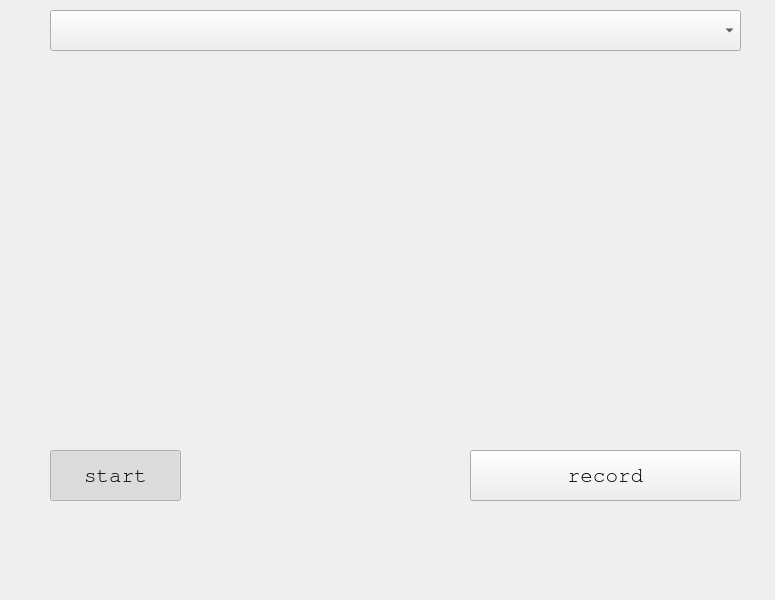
valvals/uv, file main_window.ui: the form before one commit.
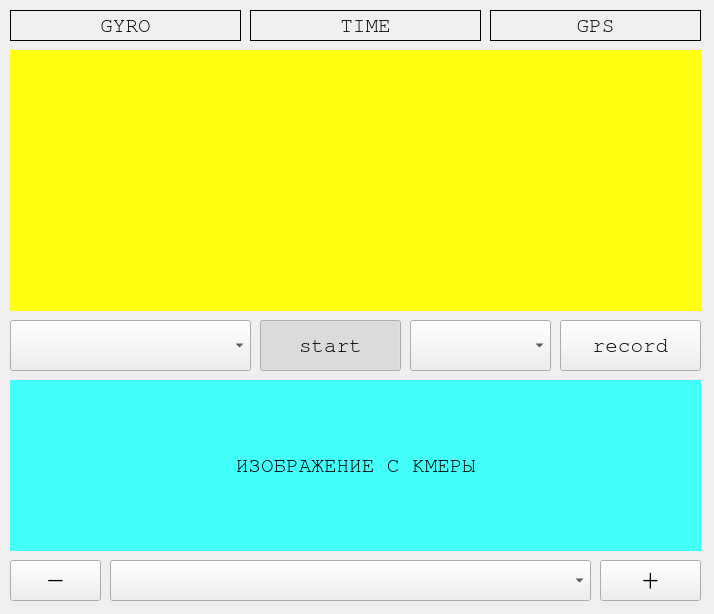
The form after the commit. Custom widgets are drawn as their Qt base class.

```diff
--- a/main_window.ui
+++ b/main_window.ui
@@ -6,8 +6,8 @@
    <rect>
     <x>0</x>
     <y>0</y>
-    <width>775</width>
-    <height>600</height>
+    <width>714</width>
+    <height>614</height>
    </rect>
   </property>
   <property name="font">
@@ -23,9 +23,9 @@
    <widget class="QPushButton" name="pushButton_spectr">
     <property name="geometry">
      <rect>
-      <x>50</x>
-      <y>450</y>
-      <width>131</width>
+      <x>260</x>
+      <y>320</y>
+      <width>141</width>
       <height>51</height>
      </rect>
     </property>
@@ -42,34 +42,178 @@
    <widget class="QCustomPlot" name="widget_plot" native="true">
     <property name="geometry">
      <rect>
-      <x>50</x>
-      <y>70</y>
+      <x>10</x>
+      <y>50</y>
       <width>691</width>
-      <height>361</height>
+      <height>261</height>
      </rect>
     </property>
-   </widget>
-   <widget class="QComboBox" name="comboBox_expositions">
-    <property name="geometry">
-     <rect>
-      <x>50</x>
-      <y>10</y>
-      <width>691</width>
-      <height>41</height>
-     </rect>
+    <property name="styleSheet">
+     <string notr="true">background-color: rgb(255, 255, 17);</string>
     </property>
    </widget>
    <widget class="QPushButton" name="pushButton_record">
     <property name="geometry">
      <rect>
-      <x>470</x>
-      <y>450</y>
-      <width>271</width>
+      <x>560</x>
+      <y>320</y>
+      <width>141</width>
       <height>51</height>
      </rect>
     </property>
     <property name="text">
      <string>record</string>
+    </property>
+    <property name="checkable">
+     <bool>true</bool>
+    </property>
+   </widget>
+   <widget class="QComboBox" name="comboBox_objects">
+    <property name="geometry">
+     <rect>
+      <x>10</x>
+      <y>320</y>
+      <width>241</width>
+      <height>51</height>
+     </rect>
+    </property>
+   </widget>
+   <widget class="QComboBox" name="comboBox_mode">
+    <property name="geometry">
+     <rect>
+      <x>410</x>
+      <y>320</y>
+      <width>141</width>
+      <height>51</height>
+     </rect>
+    </property>
+   </widget>
+   <widget class="QLabel" name="label_camera">
+    <property name="geometry">
+     <rect>
+      <x>10</x>
+      <y>380</y>
+      <width>691</width>
+      <height>171</height>
+     </rect>
+    </property>
+    <property name="styleSheet">
+     <string notr="true">background-color: rgb(66, 255, 249);
+color: rgb(0, 0, 0);</string>
+    </property>
+    <property name="text">
+     <string>ИЗОБРАЖЕНИЕ С КМЕРЫ</string>
+    </property>
+    <property name="alignment">
+     <set>Qt::AlignCenter</set>
+    </property>
+   </widget>
+   <widget class="QComboBox" name="comboBox_expositions">
+    <property name="geometry">
+     <rect>
+      <x>110</x>
+      <y>560</y>
+      <width>481</width>
+      <height>41</height>
+     </rect>
+    </property>
+   </widget>
+   <widget class="QPushButton" name="pushButton_expo_minus">
+    <property name="geometry">
+     <rect>
+      <x>10</x>
+      <y>560</y>
+      <width>91</width>
+      <height>41</height>
+     </rect>
+    </property>
+    <property name="font">
+     <font>
+      <family>MS Shell Dlg 2</family>
+      <pointsize>24</pointsize>
+     </font>
+    </property>
+    <property name="text">
+     <string>-</string>
+    </property>
+   </widget>
+   <widget class="QPushButton" name="pushButton_expo_plus">
+    <property name="geometry">
+     <rect>
+      <x>600</x>
+      <y>560</y>
+      <width>101</width>
+      <height>41</height>
+     </rect>
+    </property>
+    <property name="font">
+     <font>
+      <family>MS Shell Dlg 2</family>
+      <pointsize>24</pointsize>
+     </font>
+    </property>
+    <property name="text">
+     <string>+</string>
+    </property>
+   </widget>
+   <widget class="QLabel" name="label_time">
+    <property name="geometry">
+     <rect>
+      <x>250</x>
+      <y>10</y>
+      <width>231</width>
+      <height>31</height>
+     </rect>
+    </property>
+    <property name="frameShape">
+     <enum>QFrame::Box</enum>
+    </property>
+    <property name="text">
+     <string>TIME</string>
+    </property>
+    <property name="alignment">
+     <set>Qt::AlignCenter</set>
+    </property>
+   </widget>
+   <widget class="QLabel" name="label_gyroscope">
+    <property name="geometry">
+     <rect>
+      <x>10</x>
+      <y>10</y>
+      <width>231</width>
+      <height>31</height>
+     </rect>
+    </property>
+    <property name="styleSheet">
+     <string notr="true"/>
+    </property>
+    <property name="frameShape">
+     <enum>QFrame::Box</enum>
+    </property>
+    <property name="text">
+     <string>GYRO</string>
+    </property>
+    <property name="alignment">
+     <set>Qt::AlignCenter</set>
+    </property>
+   </widget>
+   <widget class="QLabel" name="label_gps">
+    <property name="geometry">
+     <rect>
+      <x>490</x>
+      <y>10</y>
+      <width>211</width>
+      <height>31</height>
+     </rect>
+    </property>
+    <property name="frameShape">
+     <enum>QFrame::Box</enum>
+    </property>
+    <property name="text">
+     <string>GPS</string>
+    </property>
+    <property name="alignment">
+     <set>Qt::AlignCenter</set>
     </property>
    </widget>
   </widget>
```
